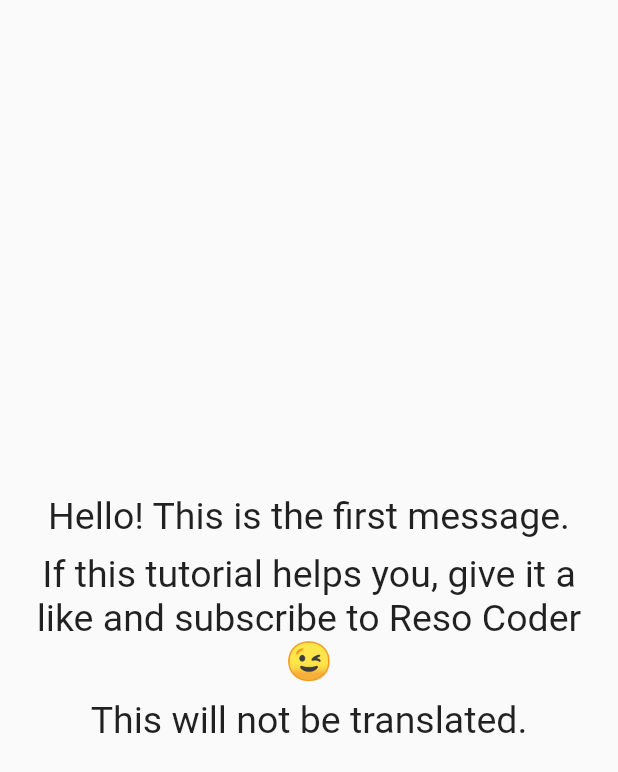
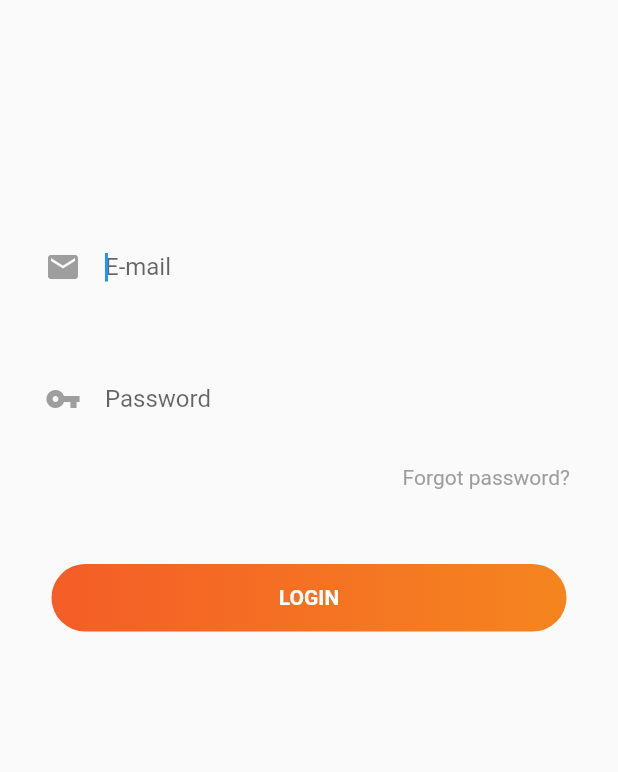
Before and after one commit to vipontes/login_app, a Flutter app: the screen it shows after launch, on a phone screen of 412 x 824 dp. Shown: the top 772 px of the screen. Run offline on Flutter 3.47's test engine with Material 2 defaults, Android fonts, the phone set to English and light mode, and no system bars; our stand-ins replace dartz, device_info, dio, equatable, moor, moor_flutter and 1 more; missing offline and left inert: mockito; generated files the repository leaves out were written again.

```diff
--- a/lang/en.json
+++ b/lang/en.json
@@ -1,8 +1,10 @@
 {
-  "first_string": "Hello! This is the first message.",
-  "second_string": "If this tutorial helps you, give it a like and subscribe to Reso Coder 😉",
-  "thrid_string": "What the fuck?",
+  "email_hint": "E-mail",
+  "password_hint": "Password",
+  "forgot_password": "Forgot password?",
+  "login_button": "LOGIN",
+  "empty_email": "Invalid e-mail",
+  "empty_password": "Please, fill in your password",
 
   "api_error": "Error getting data from server"
-
 }
--- a/lang/pt.json
+++ b/lang/pt.json
@@ -1,8 +1,10 @@
 {
-  "first_string": "Olá! Esta é a primeira mensagem.",
-  "second_string": "Se este tutorial te ajuda, dá um joinha e assine o canal Reso Coder 😉",
-  "thrid_string": "Que porra é essa?",
-
+  "email_hint": "E-mail",
+  "password_hint": "Senha",
+  "forgot_password": "Esqueci minha senha?",
+  "login_button": "ENTRAR",
+  "empty_email": "E-mail inválido",
+  "empty_password": "Por favor informe sua senha",
 
   "api_error": "Erro ao extrair dados do servidor"
 }
--- /dev/null
+++ b/lib/database/moor_database.dart
@@ -0,0 +1,33 @@
+import 'package:moor/moor.dart';
+import 'package:moor_flutter/moor_flutter.dart';
+
+part 'moor_database.g.dart';
+
+class LoginTokens extends Table {
+  IntColumn get id => integer().autoIncrement()();
+  TextColumn get token => text()();
+  TextColumn get refresh_token => text()();
+}
+
+@UseMoor(tables: [LoginTokens], daos: [LoginDao])
+class AppDatabase extends _$AppDatabase {
+  AppDatabase()
+      : super((FlutterQueryExecutor.inDatabaseFolder(
+          path: 'login-app.sqlite',
+          logStatements: true,
+        )));
+
+  @override
+  int get schemaVersion => 1;
+}
+
+@UseDao(tables: [LoginTokens])
+class LoginDao extends DatabaseAccessor<AppDatabase> with _$LoginDaoMixin {
+  LoginDao(AppDatabase db) : super(db);
+  // Tabela Token
+  Future<List<LoginToken>> getToken() => select(loginTokens).get();
+  Stream<List<LoginToken>> watchToken() => select(loginTokens).watch();
+  Future insertToken(LoginToken token) => into(loginTokens).insert(token);
+  Future updateToken(LoginToken token) => update(loginTokens).replace(token);
+  Future deleteToken(LoginToken token) => delete(loginTokens).delete(token);
+}
--- a/lib/main.dart
+++ b/lib/main.dart
@@ -4,6 +4,9 @@ import 'package:login_app/services/quotes_service.dart';
 import 'package:login_app/utils/app_localizations.dart';
 import 'package:login_app/view/login_page.dart';
 import 'package:login_app/view_model/login_page_view_model.dart';
+import 'package:provider/provider.dart';
+
+import 'database/moor_database.dart';
 
 final LoginPageViewModel loginPageViewModel =
     LoginPageViewModel(apiSvc: QuotesApiService());
@@ -17,7 +20,9 @@ class LoginApp extends StatelessWidget {
 
   @override
   Widget build(BuildContext context) {
-    return MaterialApp(
+    return Provider(
+      builder: (_) => AppDatabase().loginDao,
+      child: MaterialApp(
         title: 'Login App',
         theme: ThemeData(
           primarySwatch: Colors.blue,
@@ -41,6 +46,7 @@ class LoginApp extends StatelessWidget {
           return supportedLocales.first;
         },
         home: LoginPage(viewModel: loginPageViewModel),
+      ),
     );
   }
 }
--- a/lib/utils/login_app_styles.dart
+++ b/lib/utils/login_app_styles.dart
@@ -8,4 +8,8 @@ class LoginAppStyles {
   // Colors
   static final Color titleColor = Colors.black87;
   static final Color subTitleColor = Colors.black54;
+
+  // Colors
+  static final Color loginButtonGradientStart = Color(0xFFf45d27);
+  static final Color loginButtonGradientEnd = Color(0xFFf5851f);
 }
--- a/lib/view/login_page.dart
+++ b/lib/view/login_page.dart
@@ -1,6 +1,12 @@
+import 'package:email_validator/email_validator.dart';
 import 'package:flutter/material.dart';
+import 'package:flutter/services.dart';
+import 'package:login_app/database/moor_database.dart';
 import 'package:login_app/utils/app_localizations.dart';
+import 'package:login_app/utils/login_app_styles.dart';
 import 'package:login_app/view_model/login_page_view_model.dart';
+import 'package:provider/provider.dart';
+import 'package:toast/toast.dart';
 
 class LoginPage extends StatefulWidget {
   final LoginPageViewModel viewModel;
@@ -12,48 +18,135 @@ class LoginPage extends StatefulWidget {
 }
 
 class _LoginPageState extends State<LoginPage> {
-  Future loadData() async {
-    var success = await widget.viewModel
-        .login("vipontes70@gmail.com", "admin", "emulador");
+  final _formKey = GlobalKey<FormState>();
+  final _emailController = TextEditingController();
+  final _passwordController = TextEditingController();
+
+  Future _loadData(LoginDao database, String email, String password) async {
+    // remove o teclado da tela
+    FocusScope.of(context).requestFocus(FocusNode());
+
+    var success = await widget.viewModel.login(email, password);
     if (success == true) {
-      var val = widget.viewModel.tokens;
-      print(val.token);
-      print(val.refreshToken);
+      widget.viewModel.saveToken(database);
+    } else {
+      var val = widget.viewModel.error;
+      Toast.show(val.message, context,
+          duration: Toast.LENGTH_LONG, gravity: Toast.BOTTOM);
     }
   }
 
   @override
   void initState() {
+    SystemChrome.setEnabledSystemUIOverlays([]);
     super.initState();
-    loadData();
   }
 
   @override
   Widget build(BuildContext context) {
     return Scaffold(
-      body: Center(
-        child: Padding(
-          padding: const EdgeInsets.all(8.0),
+      body: SingleChildScrollView(
+        child: Form(
+          key: _formKey,
           child: Column(
-            mainAxisSize: MainAxisSize.min,
             children: <Widget>[
-              Text(
-                AppLocalizations.of(context).translate('first_string'),
-                style: TextStyle(fontSize: 25),
-                textAlign: TextAlign.center,
-              ),
-              SizedBox(height: 10),
-              Text(
-                AppLocalizations.of(context).translate('second_string'),
-                style: TextStyle(fontSize: 25),
-                textAlign: TextAlign.center,
-              ),
-              SizedBox(height: 10),
-              Text(
-                'This will not be translated.',
-                style: TextStyle(fontSize: 25),
-                textAlign: TextAlign.center,
-              ),
+              Container(
+                height: MediaQuery.of(context).size.height,
+                width: MediaQuery.of(context).size.width,
+                padding: EdgeInsets.only(top: 150),
+                child: Column(
+                  children: <Widget>[
+                    Container(
+                      padding: EdgeInsets.only(
+                          top: 4, left: 30, right: 30, bottom: 4),
+                      child: TextFormField(
+                        controller: _emailController,
+                        keyboardType: TextInputType.emailAddress,
+                        autofocus: true,
+                        decoration: InputDecoration(
+                          border: InputBorder.none,
+                          icon: Icon(
+                            Icons.email,
+                            color: Colors.grey,
+                          ),
+                          hintText: AppLocalizations.of(context)
+                              .translate('email_hint'),
+                        ),
+                        validator: (value) => !EmailValidator.validate(value)
+                            ? AppLocalizations.of(context)
+                                .translate('empty_email')
+                            : null,
+                      ),
+                    ),
+                    Container(
+                      margin: EdgeInsets.only(top: 32),
+                      padding: EdgeInsets.only(
+                          top: 4, left: 30, right: 30, bottom: 4),
+                      child: TextFormField(
+                        controller: _passwordController,
+                        decoration: InputDecoration(
+                          border: InputBorder.none,
+                          icon: Icon(
+                            Icons.vpn_key,
+                            color: Colors.grey,
+                          ),
+                          hintText: AppLocalizations.of(context)
+                              .translate('password_hint'),
+                        ),
+                        validator: (value) => (value.trim().isEmpty)
+                            ? AppLocalizations.of(context)
+                                .translate('empty_password')
+                            : null,
+                      ),
+                    ),
+                    Align(
+                      alignment: Alignment.centerRight,
+                      child: Padding(
+                        padding: const EdgeInsets.only(top: 16, right: 32),
+                        child: Text(
+                          AppLocalizations.of(context)
+                              .translate('forgot_password'),
+                          style: TextStyle(color: Colors.grey),
+                        ),
+                      ),
+                    ),
+                    GestureDetector(
+                      onTap: () {
+                        if (_formKey.currentState.validate()) {
+                          final database = Provider.of<LoginDao>(context);
+
+                          _loadData(database, _emailController.text,
+                              _passwordController.text);
+                        }
+                      },
+                      child: Container(
+                        margin: EdgeInsets.only(top: 50),
+                        height: 45,
+                        width: MediaQuery.of(context).size.width / 1.2,
+                        decoration: BoxDecoration(
+                            gradient: LinearGradient(
+                              colors: [
+                                LoginAppStyles.loginButtonGradientStart,
+                                LoginAppStyles.loginButtonGradientEnd
+                              ],
+                            ),
+                            borderRadius:
+                                BorderRadius.all(Radius.circular(50))),
+                        child: Center(
+                          child: Text(
+                            AppLocalizations.of(context)
+                                .translate('login_button')
+                                .toUpperCase(),
+                            style: TextStyle(
+                                color: Colors.white,
+                                fontWeight: FontWeight.bold),
+                          ),
+                        ),
+                      ),
+                    ),
+                  ],
+                ),
+              )
             ],
           ),
         ),
```
Also changed, not shown: lib/services/quotes_service.dart (+13 -3 lines), lib/view_model/login_page_view_model.dart (+28 -7 lines), pubspec.yaml (+10 -2 lines), lib/database/moor_database.g.dart (added), pubspec.lock, 1 other file. Lines whose indentation alone changed are shown as unchanged.
